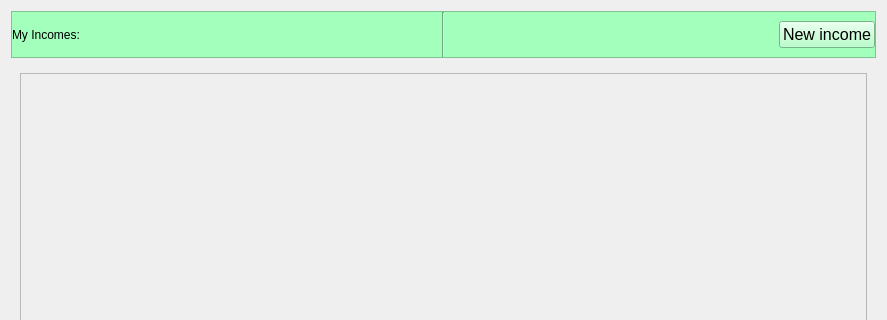
First picture: the form in src/Client/View/MainPage/Income/IncomesSubPage/IncomeListSubPage.ui, repository iodream/Spend-Note, before the edit; both pictures show x 0 to 887 and y 0 to 320 of the 887 by 472 pixel window.
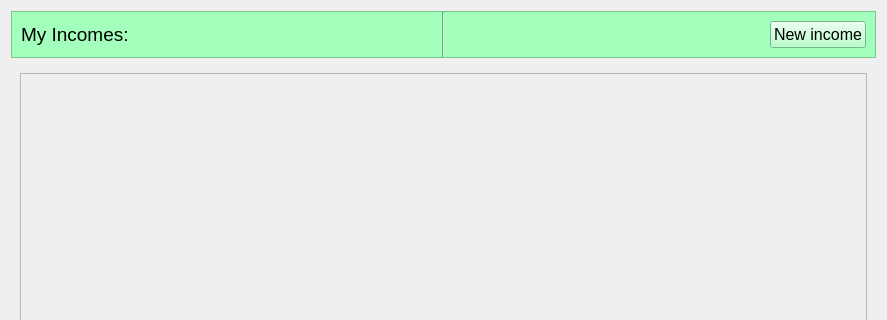
Second picture: the form after the edit. Icons and pictures are not drawn.

```diff
--- a/src/Client/View/MainPage/Income/IncomesSubPage/IncomeListSubPage.ui
+++ b/src/Client/View/MainPage/Income/IncomesSubPage/IncomeListSubPage.ui
@@ -36,19 +36,25 @@
        <number>0</number>
       </property>
       <property name="leftMargin">
-       <number>0</number>
+       <number>9</number>
       </property>
       <property name="topMargin">
        <number>0</number>
       </property>
       <property name="rightMargin">
-       <number>0</number>
+       <number>9</number>
       </property>
       <property name="bottomMargin">
        <number>0</number>
       </property>
       <item>
        <widget class="QLabel" name="yourIncomesLabel">
+        <property name="font">
+         <font>
+          <pointsize>14</pointsize>
+          <bold>false</bold>
+         </font>
+        </property>
         <property name="text">
          <string>My Incomes:</string>
         </property>
```
